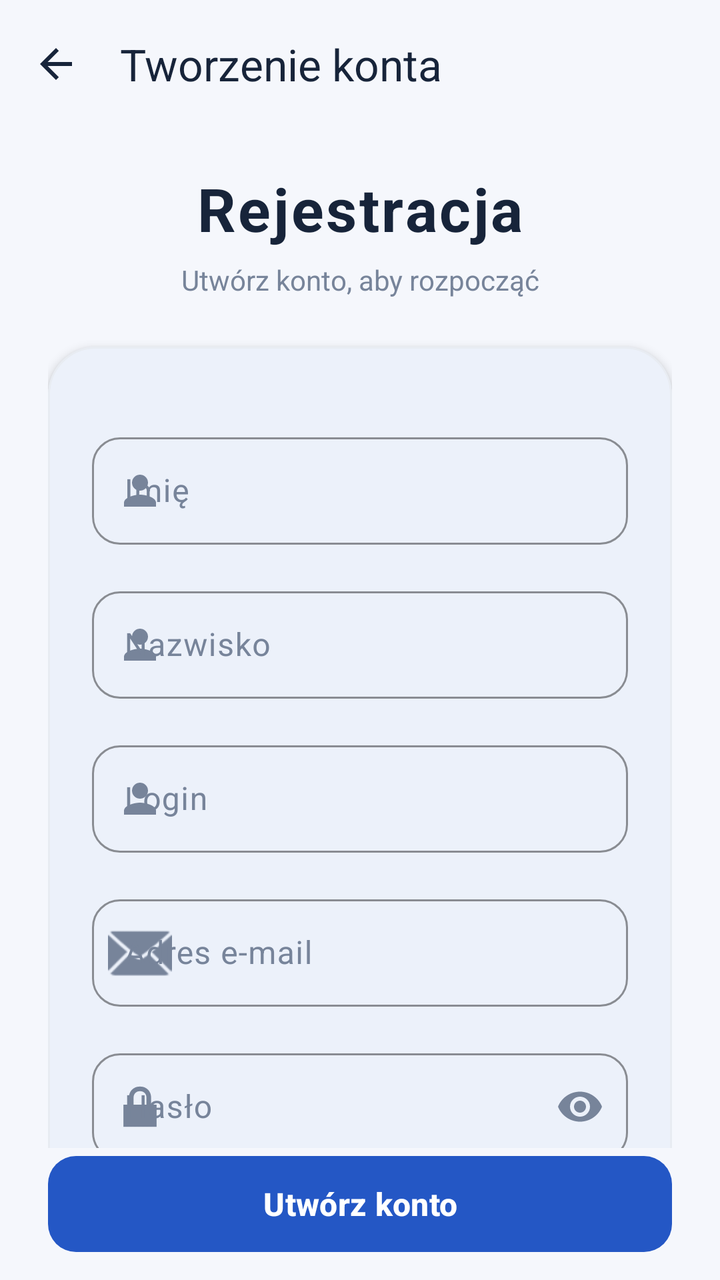
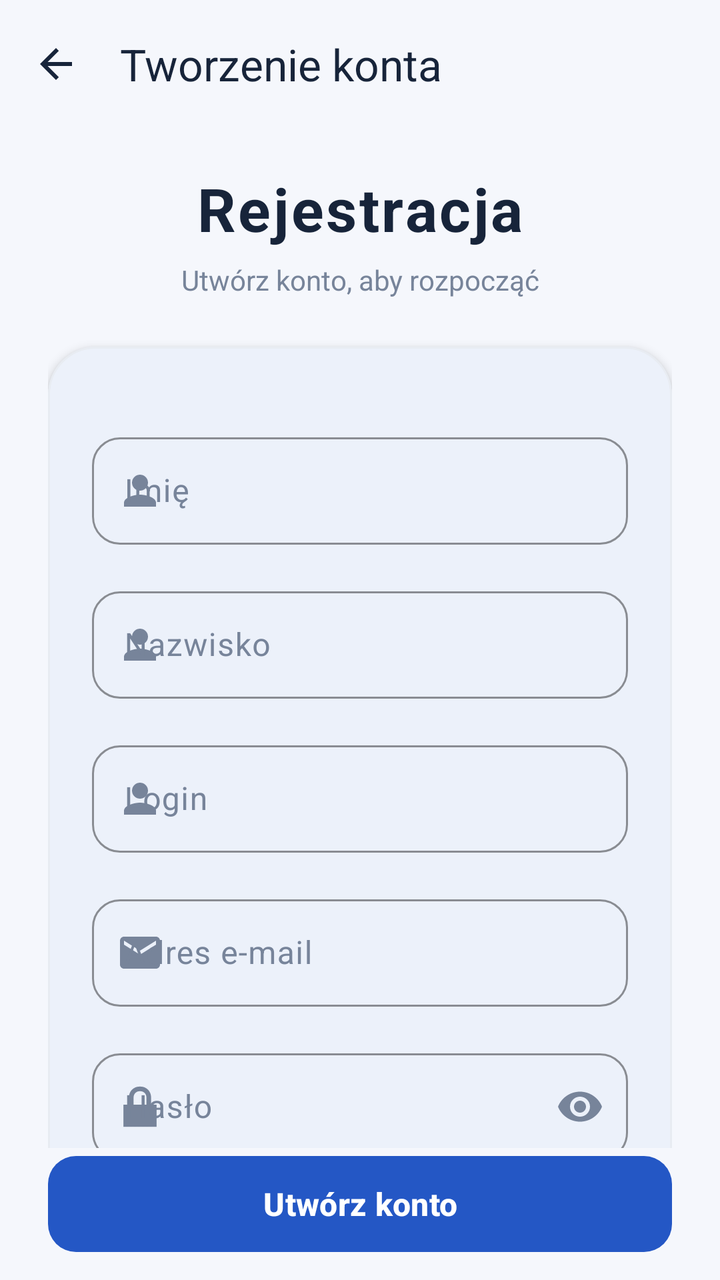

Before-and-after screenshots of an Android layout around one commit, followed by the original layout XML and the change that was made.
<!-- AndroidManifest.xml: application theme Theme.Bank3 -->
<!-- res/layout/activity_register.xml -->
<?xml version="1.0" encoding="utf-8"?>
<androidx.constraintlayout.widget.ConstraintLayout
    xmlns:android="http://schemas.android.com/apk/res/android"
    xmlns:app="http://schemas.android.com/apk/res-auto"
    xmlns:tools="http://schemas.android.com/tools"
    android:id="@+id/register"
    android:layout_width="match_parent"
    android:layout_height="match_parent"
    android:background="@color/theme_background"
    tools:context=".ui.auth.RegisterActivity">

    
    <FrameLayout
        android:id="@+id/toolbarContainer"
        android:layout_width="0dp"
        android:layout_height="wrap_content"
        android:background="@color/theme_background"
        app:layout_constraintTop_toTopOf="parent"
        app:layout_constraintStart_toStartOf="parent"
        app:layout_constraintEnd_toEndOf="parent">

        <com.google.android.material.appbar.MaterialToolbar
            android:id="@+id/toolbar"
            android:layout_width="match_parent"
            android:layout_height="?attr/actionBarSize"
            android:background="@color/theme_background"
            app:title="Tworzenie konta"
            app:titleTextColor="@color/theme_text"
            app:navigationIcon="@drawable/ic_arrow_back"
            app:navigationIconTint="@color/theme_text" />

    </FrameLayout>

    <ScrollView
        android:layout_width="0dp"
        android:layout_height="0dp"
        android:fillViewport="true"
        android:clipToPadding="false"
        android:paddingStart="24dp"
        android:paddingEnd="24dp"
        android:scrollbars="none"
        app:layout_constraintTop_toBottomOf="@id/toolbarContainer"
        app:layout_constraintBottom_toTopOf="@id/btnRegister"
        app:layout_constraintStart_toStartOf="parent"
        app:layout_constraintEnd_toEndOf="parent">

        <LinearLayout
            android:layout_width="match_parent"
            android:layout_height="wrap_content"
            android:orientation="vertical"
            android:gravity="center_horizontal"
            android:paddingTop="18dp"
            android:paddingBottom="24dp">

            
            <TextView
                android:id="@+id/bank"
                android:layout_width="match_parent"
                android:layout_height="wrap_content"
                android:layout_marginTop="2dp"
                android:gravity="center"
                android:text="Rejestracja"
                android:textColor="@color/theme_text"
                android:textSize="30sp"
                android:textStyle="bold"
                android:letterSpacing="0.04" />

            <TextView
                android:id="@+id/txtSubtitle"
                android:layout_width="match_parent"
                android:layout_height="wrap_content"
                android:layout_marginTop="6dp"
                android:gravity="center"
                android:text="Utwórz konto, aby rozpocząć"
                android:textColor="@color/theme_text_secondary"
                android:textSize="14sp" />

            
            <com.google.android.material.card.MaterialCardView
                android:layout_width="match_parent"
                android:layout_height="wrap_content"
                android:layout_marginTop="24dp"
                app:cardBackgroundColor="@color/theme_surface"
                app:cardCornerRadius="24dp"
                app:cardElevation="3dp"
                app:strokeColor="@color/theme_divider"
                app:strokeWidth="1dp">

                <LinearLayout
                    android:layout_width="match_parent"
                    android:layout_height="wrap_content"
                    android:orientation="vertical"
                    android:padding="22dp">

                    
                    <com.google.android.material.textfield.TextInputLayout
                        android:id="@+id/layoutRegisterImie"
                        android:layout_width="match_parent"
                        android:layout_height="wrap_content"
                        android:layout_marginTop="18dp"
                        android:hint="Imię"
                        app:boxBackgroundMode="outline"
                        app:boxCornerRadiusTopStart="14dp"
                        app:boxCornerRadiusTopEnd="14dp"
                        app:boxCornerRadiusBottomStart="14dp"
                        app:boxCornerRadiusBottomEnd="14dp"
                        app:boxStrokeColor="@color/theme_primary"
                        app:hintTextColor="@color/theme_text"
                        app:errorTextColor="@color/theme_transaction_negative"
                        app:boxStrokeErrorColor="@color/theme_transaction_negative"
                        android:textColorHint="@color/theme_text_secondary"
                        app:startIconDrawable="@drawable/ic_person"
                        app:startIconTint="@color/theme_text_secondary"
                        app:errorIconTint="@color/theme_transaction_negative">

                        <com.google.android.material.textfield.TextInputEditText
                            android:id="@+id/editRegisterImie"
                            android:layout_width="match_parent"
                            android:layout_height="wrap_content"
                            android:inputType="textCapWords"
                            android:singleLine="true"
                            android:imeOptions="actionNext"
                            android:textColor="@color/theme_text"
                            android:textColorHint="@color/theme_text_secondary"
                            android:textSize="16sp"
                            android:paddingTop="16dp"
                            android:paddingBottom="16dp" />

                    </com.google.android.material.textfield.TextInputLayout>

                    
                    <com.google.android.material.textfield.TextInputLayout
                        android:id="@+id/layoutRegisterNazwisko"
                        android:layout_width="match_parent"
                        android:layout_height="wrap_content"
                        android:layout_marginTop="18dp"
                        android:hint="Nazwisko"
                        app:boxBackgroundMode="outline"
                        app:boxCornerRadiusTopStart="14dp"
                        app:boxCornerRadiusTopEnd="14dp"
                        app:boxCornerRadiusBottomStart="14dp"
                        app:boxCornerRadiusBottomEnd="14dp"
                        app:boxStrokeColor="@color/theme_primary"
                        app:hintTextColor="@color/theme_text"
                        app:errorTextColor="@color/theme_transaction_negative"
                        app:boxStrokeErrorColor="@color/theme_transaction_negative"
                        android:textColorHint="@color/theme_text_secondary"
                        app:startIconDrawable="@drawable/ic_person"
                        app:startIconTint="@color/theme_text_secondary"
                        app:errorIconTint="@color/theme_transaction_negative">

                        <com.google.android.material.textfield.TextInputEditText
                            android:id="@+id/editRegisterNazwisko"
                            android:layout_width="match_parent"
                            android:layout_height="wrap_content"
                            android:inputType="textCapWords"
                            android:singleLine="true"
                            android:imeOptions="actionNext"
                            android:textColor="@color/theme_text"
                            android:textColorHint="@color/theme_text_secondary"
                            android:textSize="16sp"
                            android:paddingTop="16dp"
                            android:paddingBottom="16dp" />

                    </com.google.android.material.textfield.TextInputLayout>

                    
                    <com.google.android.material.textfield.TextInputLayout
                        android:id="@+id/layoutRegisterLogin"
                        android:layout_width="match_parent"
                        android:layout_height="wrap_content"
                        android:layout_marginTop="18dp"
                        android:hint="Login"
                        app:boxBackgroundMode="outline"
                        app:boxCornerRadiusTopStart="14dp"
                        app:boxCornerRadiusTopEnd="14dp"
                        app:boxCornerRadiusBottomStart="14dp"
                        app:boxCornerRadiusBottomEnd="14dp"
                        app:boxStrokeColor="@color/theme_primary"
                        app:hintTextColor="@color/theme_text"
                        app:errorTextColor="@color/theme_transaction_negative"
                        app:boxStrokeErrorColor="@color/theme_transaction_negative"
                        android:textColorHint="@color/theme_text_secondary"
                        app:startIconDrawable="@drawable/ic_person"
                        app:startIconTint="@color/theme_text_secondary"
                        app:errorIconTint="@color/theme_transaction_negative">

                        <com.google.android.material.textfield.TextInputEditText
                            android:id="@+id/editRegisterLogin"
                            android:layout_width="match_parent"
                            android:layout_height="wrap_content"
                            android:inputType="text"
                            android:singleLine="true"
                            android:imeOptions="actionNext"
                            android:textColor="@color/theme_text"
                            android:textColorHint="@color/theme_text_secondary"
                            android:textSize="16sp"
                            android:paddingTop="16dp"
                            android:paddingBottom="16dp" />

                    </com.google.android.material.textfield.TextInputLayout>

                    
                    <com.google.android.material.textfield.TextInputLayout
                        android:id="@+id/layoutRegisterEmail"
                        android:layout_width="match_parent"
                        android:layout_height="wrap_content"
                        android:layout_marginTop="18dp"
                        android:hint="Adres e-mail"
                        app:boxBackgroundMode="outline"
                        app:boxCornerRadiusTopStart="14dp"
                        app:boxCornerRadiusTopEnd="14dp"
                        app:boxCornerRadiusBottomStart="14dp"
                        app:boxCornerRadiusBottomEnd="14dp"
                        app:boxStrokeColor="@color/theme_primary"
                        app:hintTextColor="@color/theme_text"
                        app:errorTextColor="@color/theme_transaction_negative"
                        app:boxStrokeErrorColor="@color/theme_transaction_negative"
                        android:textColorHint="@color/theme_text_secondary"
                        app:startIconDrawable="@android:drawable/ic_dialog_email"
                        app:startIconTint="@color/theme_text_secondary"
                        app:errorIconTint="@color/theme_transaction_negative">

                        <com.google.android.material.textfield.TextInputEditText
                            android:id="@+id/editRegisterEmail"
                            android:layout_width="match_parent"
                            android:layout_height="wrap_content"
                            android:inputType="textEmailAddress"
                            android:singleLine="true"
                            android:imeOptions="actionNext"
                            android:textColor="@color/theme_text"
                            android:textColorHint="@color/theme_text_secondary"
                            android:textSize="16sp"
                            android:paddingTop="16dp"
                            android:paddingBottom="16dp" />

                    </com.google.android.material.textfield.TextInputLayout>

                    
                    <com.google.android.material.textfield.TextInputLayout
                        android:id="@+id/layoutRegisterHaslo"
                        android:layout_width="match_parent"
                        android:layout_height="wrap_content"
                        android:layout_marginTop="18dp"
                        android:hint="Hasło"
                        app:boxBackgroundMode="outline"
                        app:boxCornerRadiusTopStart="14dp"
                        app:boxCornerRadiusTopEnd="14dp"
                        app:boxCornerRadiusBottomStart="14dp"
                        app:boxCornerRadiusBottomEnd="14dp"
                        app:boxStrokeColor="@color/theme_primary"
                        app:hintTextColor="@color/theme_text"
                        app:errorTextColor="@color/theme_transaction_negative"
                        app:boxStrokeErrorColor="@color/theme_transaction_negative"
                        android:textColorHint="@color/theme_text_secondary"
                        app:startIconDrawable="@android:drawable/ic_lock_lock"
                        app:startIconTint="@color/theme_text_secondary"
                        app:errorIconTint="@color/theme_transaction_negative"
                        app:endIconMode="password_toggle"
                        app:endIconTint="@color/theme_text_secondary">

                        <com.google.android.material.textfield.TextInputEditText
                            android:id="@+id/editRegisterHaslo"
                            android:layout_width="match_parent"
                            android:layout_height="wrap_content"
                            android:inputType="textPassword"
                            android:singleLine="true"
                            android:imeOptions="actionNext"
                            android:textColor="@color/theme_text"
                            android:textColorHint="@color/theme_text_secondary"
                            android:textSize="16sp"
                            android:paddingTop="16dp"
                            android:paddingBottom="16dp" />

                    </com.google.android.material.textfield.TextInputLayout>

                    
                    <com.google.android.material.textfield.TextInputLayout
                        android:id="@+id/layoutRegisterPotwierdzHaslo"
                        android:layout_width="match_parent"
                        android:layout_height="wrap_content"
                        android:layout_marginTop="18dp"
                        android:hint="Potwierdź hasło"
                        app:boxBackgroundMode="outline"
                        app:boxCornerRadiusTopStart="14dp"
                        app:boxCornerRadiusTopEnd="14dp"
                        app:boxCornerRadiusBottomStart="14dp"
                        app:boxCornerRadiusBottomEnd="14dp"
                        app:boxStrokeColor="@color/theme_primary"
                        app:hintTextColor="@color/theme_text"
                        app:errorTextColor="@color/theme_transaction_negative"
                        app:boxStrokeErrorColor="@color/theme_transaction_negative"
                        android:textColorHint="@color/theme_text_secondary"
                        app:startIconDrawable="@android:drawable/ic_lock_lock"
                        app:startIconTint="@color/theme_text_secondary"
                        app:errorIconTint="@color/theme_transaction_negative"
                        app:endIconMode="password_toggle"
                        app:endIconTint="@color/theme_text_secondary">

                        <com.google.android.material.textfield.TextInputEditText
                            android:id="@+id/editRegisterPotwierdzHaslo"
                            android:layout_width="match_parent"
                            android:layout_height="wrap_content"
                            android:inputType="textPassword"
                            android:singleLine="true"
                            android:imeOptions="actionDone"
                            android:textColor="@color/theme_text"
                            android:textColorHint="@color/theme_text_secondary"
                            android:textSize="16sp"
                            android:paddingTop="16dp"
                            android:paddingBottom="16dp" />

                    </com.google.android.material.textfield.TextInputLayout>

                    <CheckBox
                        android:id="@+id/checkboxRegister"
                        android:layout_width="match_parent"
                        android:layout_height="wrap_content"
                        android:layout_marginTop="12dp"
                        android:buttonTint="@color/theme_primary"
                        android:text="Akceptuję politykę prywatności"
                        android:textColor="@color/theme_text"
                        android:textSize="14sp" />

                </LinearLayout>

            </com.google.android.material.card.MaterialCardView>

        </LinearLayout>

    </ScrollView>

    <com.google.android.material.button.MaterialButton
        android:id="@+id/btnRegister"
        android:layout_width="0dp"
        android:layout_height="56dp"
        android:layout_marginStart="24dp"
        android:layout_marginEnd="24dp"
        android:layout_marginTop="10dp"
        android:layout_marginBottom="10dp"
        android:text="Utwórz konto"
        android:textAllCaps="false"
        android:textColor="@color/theme_on_primary"
        android:textSize="16sp"
        android:textStyle="bold"
        app:backgroundTint="@color/theme_primary"
        app:cornerRadius="14dp"
        app:elevation="2dp"
        app:layout_constraintBottom_toBottomOf="parent"
        app:layout_constraintStart_toStartOf="parent"
        app:layout_constraintEnd_toEndOf="parent" />

</androidx.constraintlayout.widget.ConstraintLayout>
<!-- resources referenced by this layout -->
<resources>
  <color name="theme_background">#F5F7FC</color>
  <color name="theme_divider">#E8ECF2</color>
  <color name="theme_on_primary">#FFFFFF</color>
  <color name="theme_primary">#2457C5</color>
  <color name="theme_surface">#FFFFFF</color>
  <color name="theme_text">#17243A</color>
  <color name="theme_text_secondary">#77849A</color>
  <color name="theme_transaction_negative">#C23A48</color>
  <!-- drawable ic_arrow_back (drawable) -->
  <vector xmlns:android="http://schemas.android.com/apk/res/android" android:autoMirrored="true" android:height="24dp" android:tint="#000000" android:viewportHeight="24" android:viewportWidth="24" android:width="24dp">
        
      <path android:fillColor="@android:color/white" android:pathData="M20,11H7.83l5.59,-5.59L12,4l-8,8 8,8 1.41,-1.41L7.83,13H20v-2z"/>
      
  </vector>
  <!-- drawable ic_person (drawable) -->
  <vector xmlns:android="http://schemas.android.com/apk/res/android" android:height="24dp" android:tint="#000000" android:viewportHeight="24" android:viewportWidth="24" android:width="24dp">
        
      <path android:fillColor="@android:color/white" android:pathData="M12,12c2.21,0 4,-1.79 4,-4s-1.79,-4 -4,-4 -4,1.79 -4,4 1.79,4 4,4zM12,14c-2.67,0 -8,1.34 -8,4v2h16v-2c0,-2.66 -5.33,-4 -8,-4z"/>
      
  </vector>
  <style name="Theme.Bank3" parent="Base.Theme.Bank3" />
  <style name="Base.Theme.Bank3" parent="Theme.Material3.Light.NoActionBar">
  
          <item name="colorPrimary">@color/theme_primary</item>
          <item name="colorOnPrimary">@color/theme_on_primary</item>
  
          <item name="colorSecondary">@color/theme_accent</item>
          <item name="colorOnSecondary">@color/theme_on_primary</item>
  
          <item name="android:colorBackground">@color/theme_background</item>
          <item name="colorSurface">@color/theme_surface</item>
          <item name="colorOnSurface">@color/theme_text</item>
  
          <item name="android:statusBarColor">@color/theme_background</item>
          <item name="android:navigationBarColor">@color/theme_background</item>
  
          <item name="android:windowLightStatusBar">true</item>
          <item name="android:windowLightNavigationBar">true</item>
      </style>
  <color name="theme_accent">#527DE8</color>
</resources>

<!-- the commit's change to res/layout/activity_register.xml (unified diff, before → after) -->
@@ -217,7 +217,7 @@
                         app:errorTextColor="@color/theme_transaction_negative"
                         app:boxStrokeErrorColor="@color/theme_transaction_negative"
                         android:textColorHint="@color/theme_text_secondary"
-                        app:startIconDrawable="@android:drawable/ic_dialog_email"
+                        app:startIconDrawable="@drawable/ic_email"
                         app:startIconTint="@color/theme_text_secondary"
                         app:errorIconTint="@color/theme_transaction_negative">
 
<!-- resource entries referenced after the edit -->
@@ -12,6 +12,12 @@
   <vector xmlns:android="http://schemas.android.com/apk/res/android" android:autoMirrored="true" android:height="24dp" android:tint="#000000" android:viewportHeight="24" android:viewportWidth="24" android:width="24dp">
         
       <path android:fillColor="@android:color/white" android:pathData="M20,11H7.83l5.59,-5.59L12,4l-8,8 8,8 1.41,-1.41L7.83,13H20v-2z"/>
+      
+  </vector>
+  <!-- drawable ic_email (drawable) -->
+  <vector xmlns:android="http://schemas.android.com/apk/res/android" android:height="24dp" android:tint="#000000" android:viewportHeight="24" android:viewportWidth="24" android:width="24dp">
+        
+      <path android:fillColor="@android:color/white" android:pathData="M20,4L4,4c-1.1,0 -1.99,0.9 -1.99,2L2,18c0,1.1 0.9,2 2,2h16c1.1,0 2,-0.9 2,-2L22,6c0,-1.1 -0.9,-2 -2,-2zM20,8l-8,5 -8,-5L4,6l8,5 8,-5v2z"/>
       
   </vector>
   <!-- drawable ic_person (drawable) -->
